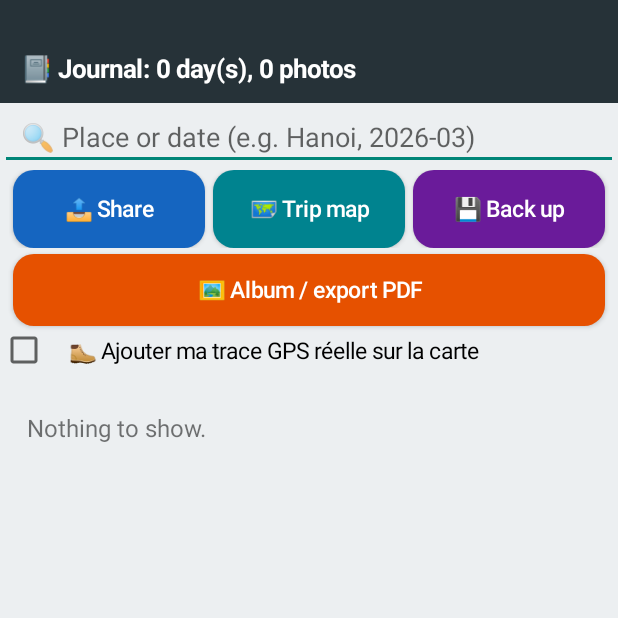
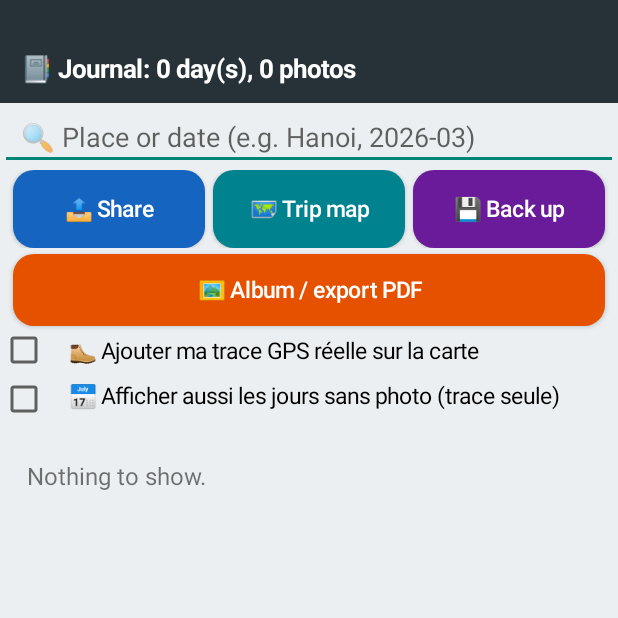
Before and after one commit to dargerejm-oss/trace-photo-android, an Android app: the JournalActivity screen opened directly, with no data from a screen before it, on a phone screen of 412 x 824 dp, the top half of it. Run offline under Robolectric (Android 15) with nearby library versions, the phone set to English and light mode, and no system bars.

Commit message:
v3.13: option jours sans photo (trace seule) dans le journal
Co-Authored-By: Claude Sonnet 5.5 <noreply@anthropic.com>
Claude-Session: https://claude.ai/code/session_01HG97iKdH6ZkjFg4mMij3NZ

```diff
--- a/app/build.gradle.kts
+++ b/app/build.gradle.kts
@@ -10,8 +10,8 @@ android {
         applicationId = "com.jmdargere.tracephoto"
         minSdk = 29
         targetSdk = 34
-        versionCode = 26
-        versionName = "3.12"
+        versionCode = 27
+        versionName = "3.13"
     }
     compileOptions {
         sourceCompatibility = JavaVersion.VERSION_17
--- a/app/src/main/java/com/jmdargere/tracephoto/JournalActivity.kt
+++ b/app/src/main/java/com/jmdargere/tracephoto/JournalActivity.kt
@@ -22,6 +22,7 @@ class JournalActivity : Activity() {
     }
     private val sp by lazy { getSharedPreferences("trace", MODE_PRIVATE) }
     private var reel = false
+    private val joursTrace get() = sp.getBoolean("j_jours_trace", false)
     private val avecTrace get() = sp.getBoolean("j_trace", false)
     private var nbPhotos = 0
     private lateinit var titre: TextView
@@ -39,10 +40,10 @@ class JournalActivity : Activity() {
         val ent = Journal.vivantes(this).filter { it.jpeg && it.t > 0 }
         nbPhotos = ent.size
         val parJ = ent.groupBy { df.format(Date(it.t)) }
-        val ptsJ = if (reel) Trace.lireTout(this).groupBy { df.format(Date(it.t)) } else emptyMap()
-        val cles = (if (reel) parJ.keys + ptsJ.keys else parJ.keys).toSortedSet(compareByDescending { it })
-        jours = cles.map { k -> val v = parJ[k] ?: emptyList()
-            Jour(k, v, v.map { it.lieu.removePrefix("≈ ").trim() }.filter { it.isNotEmpty() }.distinct(), if (reel) km(ptsJ[k] ?: emptyList()) else kmPhotos(v), !reel) }
+        val ptsJ = if (joursTrace) Trace.lireTout(this).groupBy { df.format(Date(it.t)) } else emptyMap()
+        val cles = (parJ.keys + ptsJ.keys).toSortedSet(compareByDescending { it })
+        jours = cles.map { k -> val v = parJ[k] ?: emptyList(); val tr = ptsJ[k] ?: emptyList()
+            Jour(k, v, v.map { it.lieu.removePrefix("≈ ").trim() }.filter { it.isNotEmpty() }.distinct(), if (tr.size > 1) km(tr) else kmPhotos(v), tr.size <= 1) }
         filtre = jours
     }
     private fun majEntete() {
@@ -81,6 +82,8 @@ class JournalActivity : Activity() {
             LinearLayout.LayoutParams(-1, dp(48)).apply { setMargins(dp(9), dp(4), dp(9), 0) })
         root.addView(CheckBox(this).apply { text = "🥾 Ajouter ma trace GPS réelle sur la carte"; textSize = 15f; setPadding(dp(14), dp(6), dp(14), dp(6)); isChecked = avecTrace
             setOnCheckedChangeListener { _, v -> sp.edit().putBoolean("j_trace", v).apply() } })
+        root.addView(CheckBox(this).apply { text = "📅 Afficher aussi les jours sans photo (trace seule)"; textSize = 15f; setPadding(dp(14), dp(2), dp(14), dp(6)); isChecked = joursTrace
+            setOnCheckedChangeListener { _, v -> sp.edit().putBoolean("j_jours_trace", v).apply(); calculer(); majEntete(); rech.setText(""); dessiner() } })
         val sv = ScrollView(this); liste = LinearLayout(this).apply { orientation = LinearLayout.VERTICAL; setPadding(dp(10), dp(8), dp(10), dp(20)) }
         sv.addView(liste); root.addView(sv, LinearLayout.LayoutParams(-1, 0, 1f))
         setContentView(root)
```
